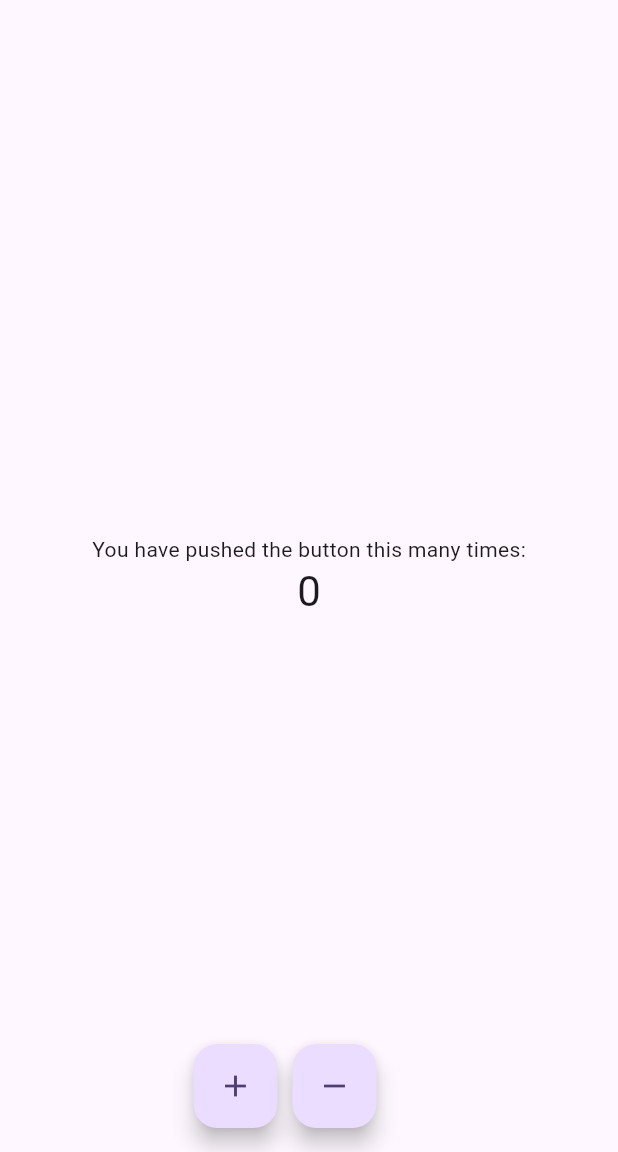
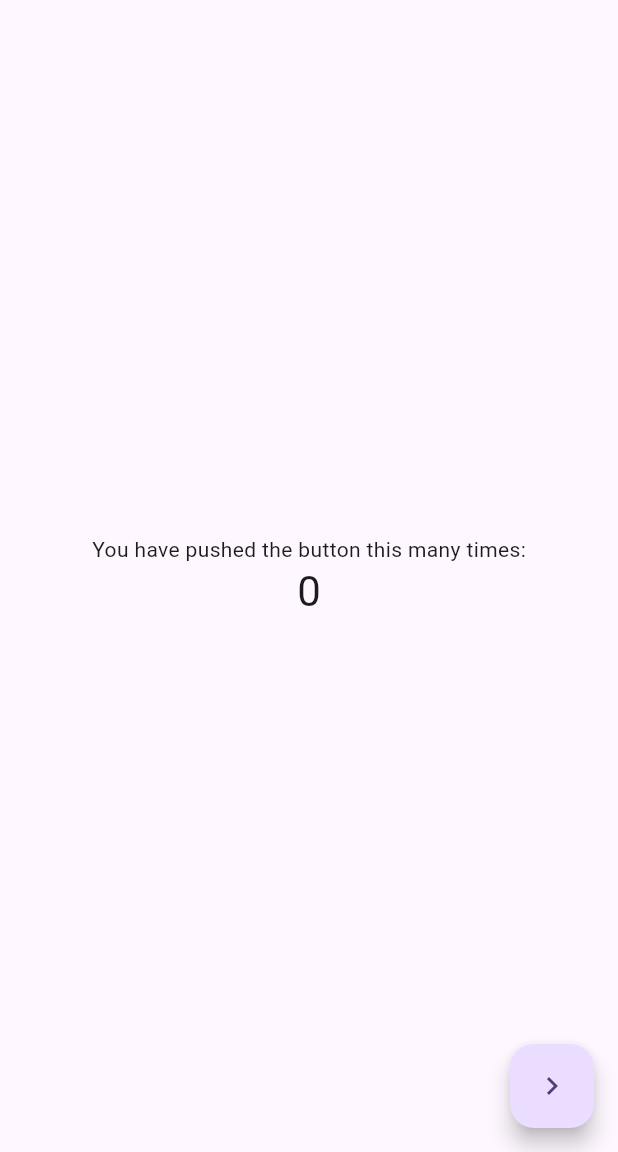
Before and after one commit to khusantoy/bloc-tutorial, a Flutter app: the screen it shows after launch, on a phone screen of 412 x 824 dp, the part 84-1236 px from its top. Run offline on Flutter 3.47's test engine with Material 3 defaults, Android fonts, the phone set to English and light mode, and no system bars; our stand-ins replace flutter_bloc.

```diff
--- a/lib/home_page.dart
+++ b/lib/home_page.dart
@@ -1,25 +1,21 @@
 import 'package:bloc_tutorial/cubit/counter_cubit.dart';
+import 'package:bloc_tutorial/inc_dec_page.dart';
 import 'package:flutter/material.dart';
 import 'package:flutter_bloc/flutter_bloc.dart';
 
-class MyHomePage extends StatefulWidget {
+class MyHomePage extends StatelessWidget {
   const MyHomePage({super.key, required this.title});
 
   final String title;
 
   @override
-  State<MyHomePage> createState() => _MyHomePageState();
-}
+  Widget build(BuildContext context) {
+    final counterCubit = BlocProvider.of<CounterCubit>(context);
 
-class _MyHomePageState extends State<MyHomePage> {
-  final counterCubit = CounterCubit();
-
-  @override
-  Widget build(BuildContext context) {
     return Scaffold(
       appBar: AppBar(
         backgroundColor: Theme.of(context).colorScheme.inversePrimary,
-        title: Text(widget.title),
+        title: Text(title),
       ),
       body: Center(
         child: Column(
@@ -40,27 +36,15 @@ class _MyHomePageState extends State<MyHomePage> {
           ],
         ),
       ),
-      floatingActionButton: Row(
-        mainAxisAlignment: MainAxisAlignment.center,
-        children: [
-          FloatingActionButton(
-            onPressed: () {
-              counterCubit.increment();
-            },
-            tooltip: 'Increment',
-            child: const Icon(Icons.add),
-          ),
-          const SizedBox(
-            width: 10,
-          ),
-          FloatingActionButton(
-            onPressed: () {
-              counterCubit.decrement();
-            },
-            tooltip: 'Increment',
-            child: const Icon(Icons.remove),
-          ),
-        ],
+      floatingActionButton: FloatingActionButton(
+        onPressed: () {
+          Navigator.of(context).push(
+            MaterialPageRoute(
+              builder: (ctx) => const IncDecPage(),
+            ),
+          );
+        },
+        child: const Icon(Icons.navigate_next),
       ),
     );
   }
--- a/lib/main.dart
+++ b/lib/main.dart
@@ -1,5 +1,7 @@
+import 'package:bloc_tutorial/cubit/counter_cubit.dart';
 import 'package:bloc_tutorial/home_page.dart';
 import 'package:flutter/material.dart';
+import 'package:flutter_bloc/flutter_bloc.dart';
 
 void main() {
   runApp(const MyApp());
@@ -10,13 +12,16 @@ class MyApp extends StatelessWidget {
 
   @override
   Widget build(BuildContext context) {
-    return MaterialApp(
-      title: 'Flutter Demo',
-      theme: ThemeData(
-        colorScheme: ColorScheme.fromSeed(seedColor: Colors.deepPurple),
-        useMaterial3: true,
+    return BlocProvider(
+      create: (_) => CounterCubit(),
+      child: MaterialApp(
+        title: 'Flutter Demo',
+        theme: ThemeData(
+          colorScheme: ColorScheme.fromSeed(seedColor: Colors.deepPurple),
+          useMaterial3: true,
+        ),
+        home: const MyHomePage(title: 'Flutter Demo Home Page'),
       ),
-      home: const MyHomePage(title: 'Flutter Demo Home Page'),
     );
   }
 }
```
Also changed, not shown: lib/inc_dec_page.dart (added, +37 -0 lines).
